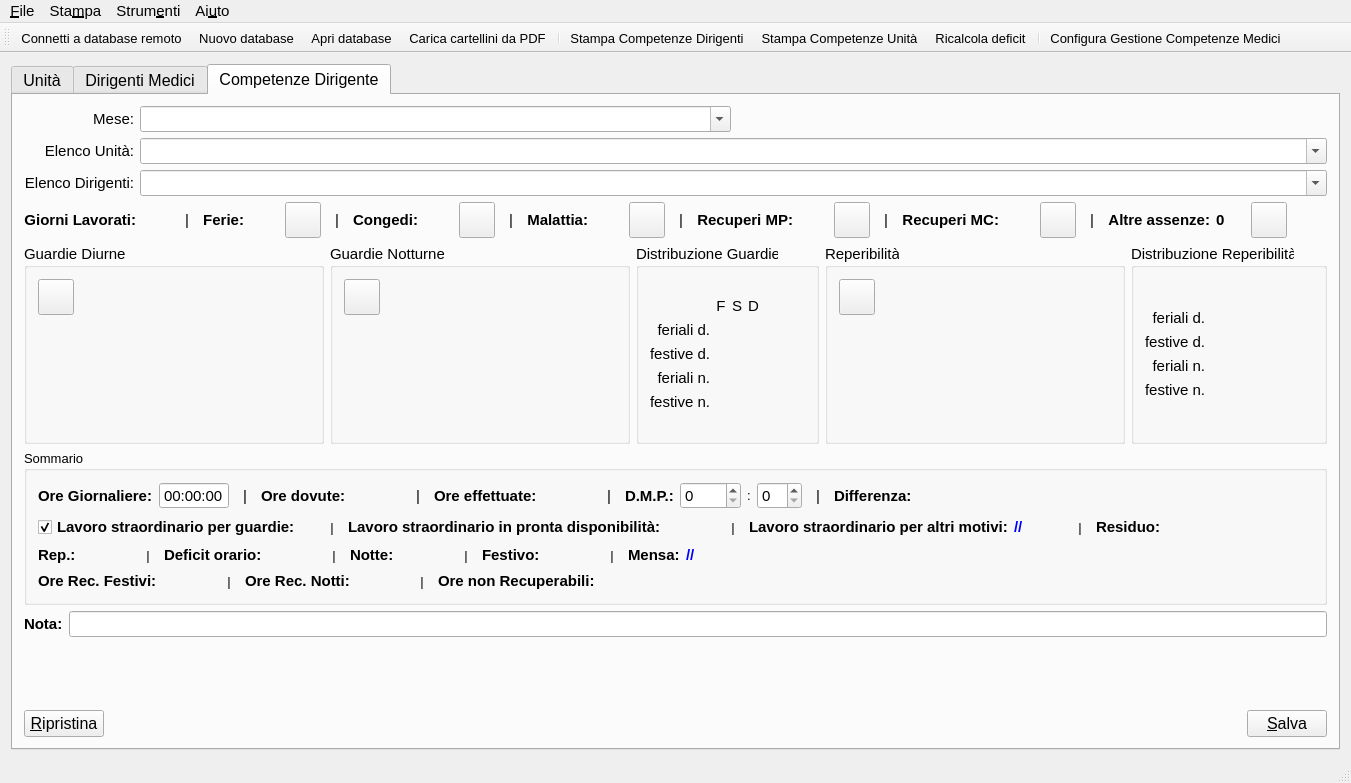
First picture: the form in mainwindow.ui, repository gcala/GestioneCompetenzeMedici, before the edit.
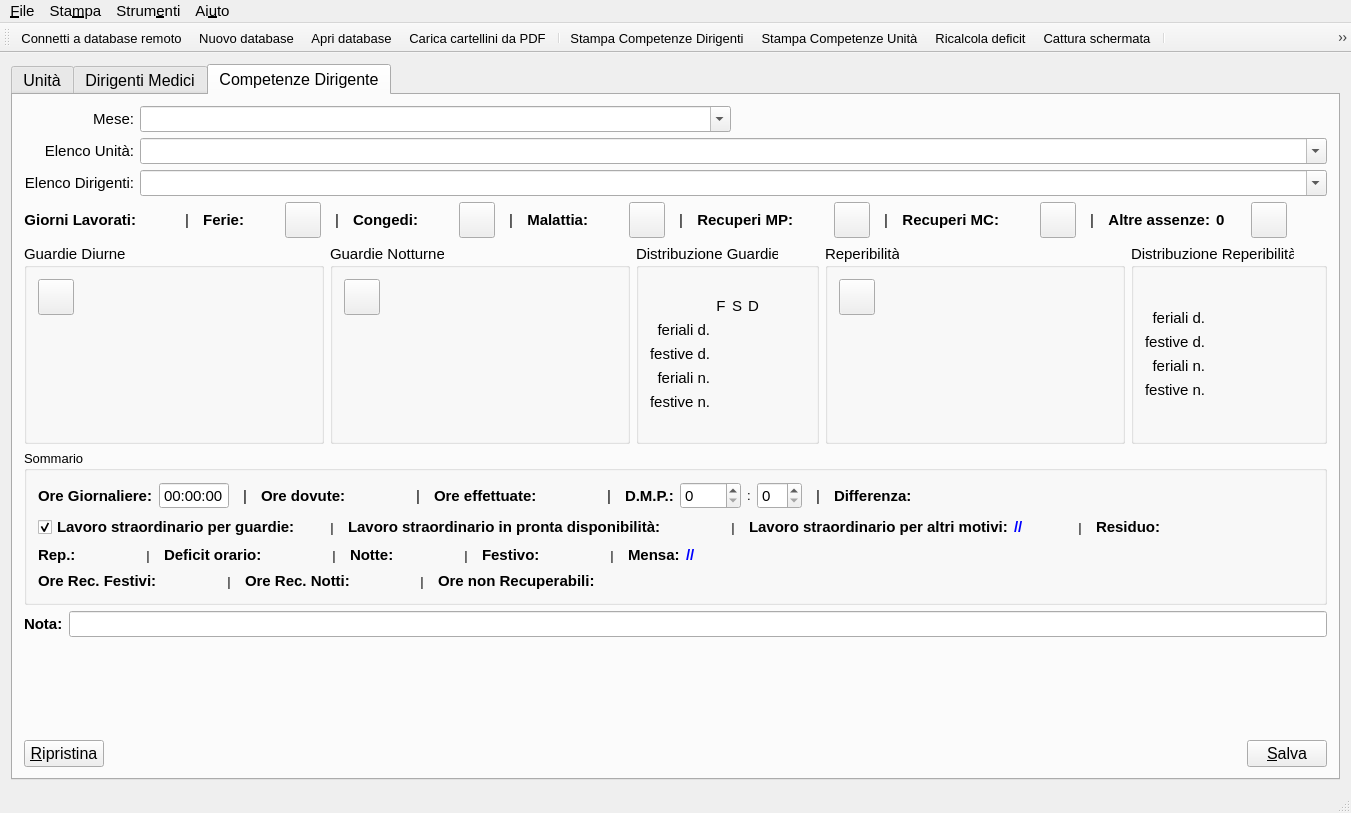
Second picture: the form after the edit. Icons and pictures are not drawn. Custom widgets are drawn as their Qt base class.

Commit message: aggiunta cattura schermata delle competenze

```diff
--- a/mainwindow.ui
+++ b/mainwindow.ui
@@ -7,7 +7,7 @@
     <x>0</x>
     <y>0</y>
     <width>1351</width>
-    <height>783</height>
+    <height>813</height>
    </rect>
   </property>
   <property name="windowTitle">
@@ -3840,6 +3840,7 @@
    <addaction name="actionStampaCompetenzeDirigenti"/>
    <addaction name="actionStampaCompetenzeUnita"/>
    <addaction name="actionRicalcolaDeficit"/>
+   <addaction name="actionTakeScreenshot"/>
    <addaction name="separator"/>
    <addaction name="actionConfigura"/>
   </widget>
@@ -4063,6 +4064,18 @@
     <string>Connetti ad un database remoto</string>
    </property>
   </action>
+  <action name="actionTakeScreenshot">
+   <property name="icon">
+    <iconset resource="assets.qrc">
+     <normaloff>:/icons/view-preview.svg</normaloff>:/icons/view-preview.svg</iconset>
+   </property>
+   <property name="text">
+    <string>Cattura schermata</string>
+   </property>
+   <property name="toolTip">
+    <string>Cattura una schermata dell'applicazione</string>
+   </property>
+  </action>
  </widget>
  <layoutdefault spacing="6" margin="11"/>
  <customwidgets>
```
Left out of the diff: 2 changed lines with no effect on the pictures. The commit also changes 4 other files.
